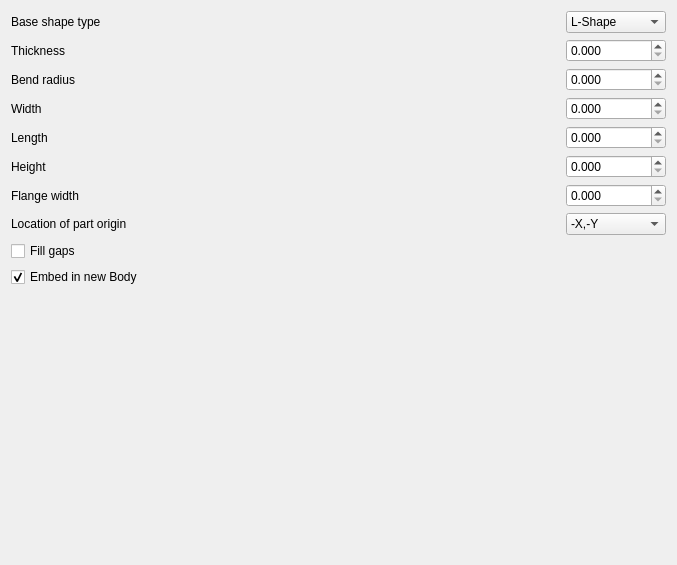
Before: the Qt Designer form BaseShapeOptions.ui in shaise/FreeCAD_SheetMetal, drawn with Qt 5.
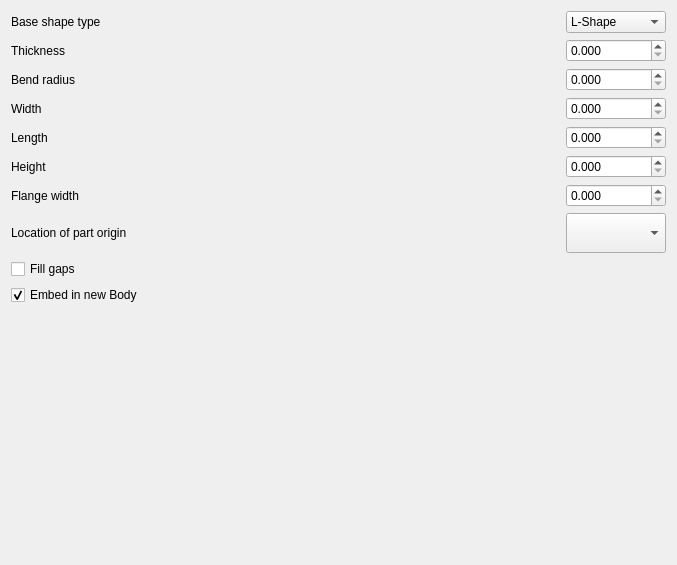
After: the same form once the commit is applied. Icons and pictures are not drawn. Custom widgets are drawn as their Qt base class.

Commit message: change origin combo box of base shape from text to icons

What changed in the file:
```diff
--- a/BaseShapeOptions.ui
+++ b/BaseShapeOptions.ui
@@ -459,11 +459,20 @@
    </item>
    <item>
     <layout class="QHBoxLayout" name="horizontalLayout_8">
+     <property name="sizeConstraint">
+      <enum>QLayout::SetNoConstraint</enum>
+     </property>
      <property name="topMargin">
       <number>0</number>
      </property>
      <item>
       <widget class="QLabel" name="label_8">
+       <property name="minimumSize">
+        <size>
+         <width>0</width>
+         <height>40</height>
+        </size>
+       </property>
        <property name="text">
         <string>Location of part origin</string>
        </property>
@@ -485,23 +494,35 @@
      <item>
       <widget class="QComboBox" name="originLoc">
        <property name="sizePolicy">
-        <sizepolicy hsizetype="Expanding" vsizetype="Fixed">
+        <sizepolicy hsizetype="Expanding" vsizetype="Preferred">
          <horstretch>0</horstretch>
          <verstretch>0</verstretch>
         </sizepolicy>
        </property>
+       <property name="minimumSize">
+        <size>
+         <width>0</width>
+         <height>40</height>
+        </size>
+       </property>
        <property name="maximumSize">
         <size>
          <width>100</width>
-         <height>16777215</height>
+         <height>40</height>
         </size>
        </property>
        <property name="currentIndex">
         <number>0</number>
        </property>
+       <property name="iconSize">
+        <size>
+         <width>64</width>
+         <height>32</height>
+        </size>
+       </property>
        <item>
         <property name="text">
-         <string>-X,-Y</string>
+         <string/>
         </property>
        </item>
        <item>
```
Left out of the diff: 52 changed lines with no effect on the pictures. The commit also changes 10 other files.
